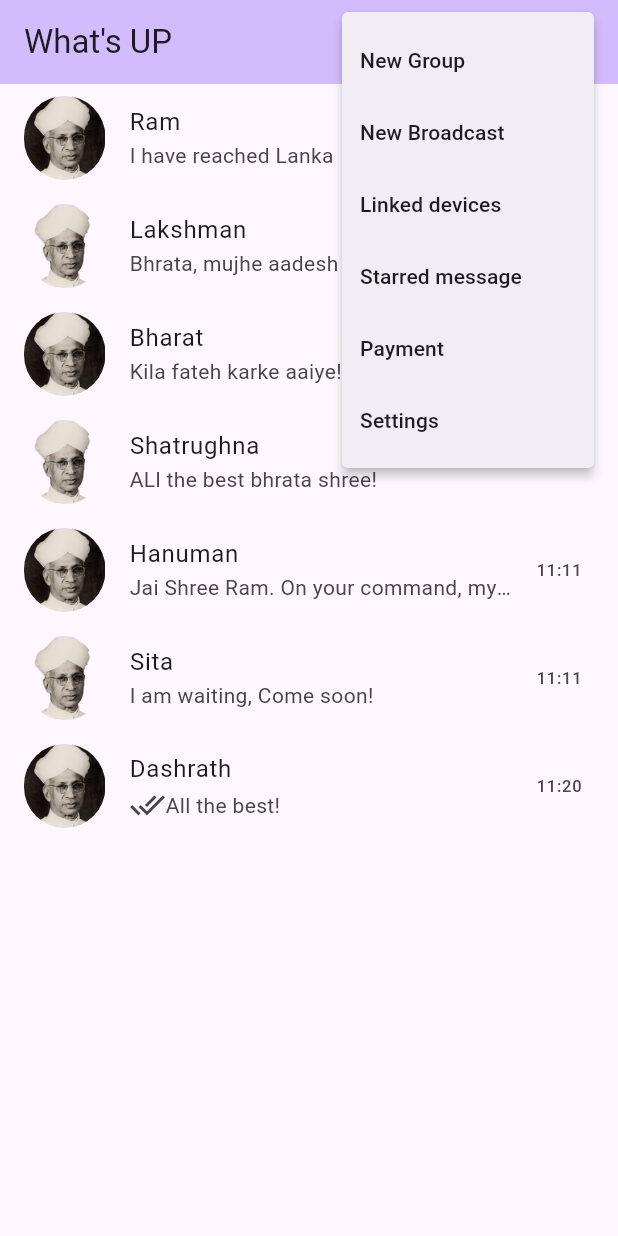
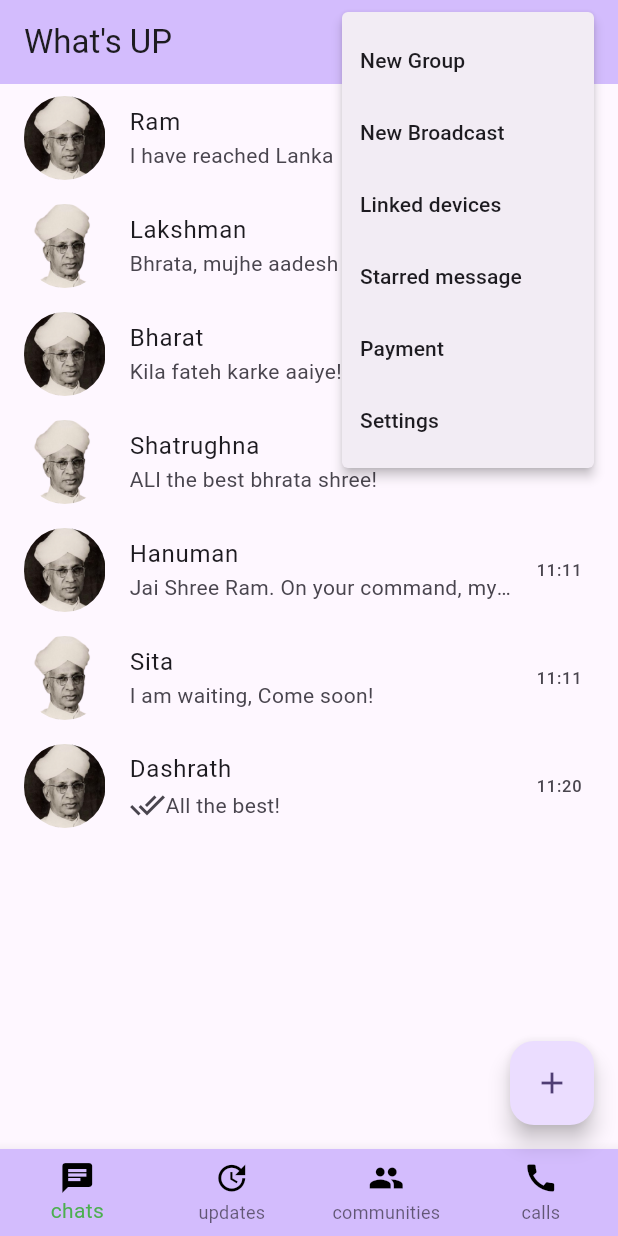
Before and after one commit to DevAngiras/bloc, a Flutter app: the screen it shows after launch, after a tap on the "more vert" icon, on a phone screen of 412 x 824 dp. Run offline on Flutter 3.47's test engine with Material 3 defaults, Android fonts, the phone set to English and light mode, and no system bars.

```diff
--- a/lib/screens/HomePage.dart
+++ b/lib/screens/HomePage.dart
@@ -11,6 +11,7 @@ class HomePage extends StatefulWidget {
 }
 
 class _HomePageState extends State<HomePage> {
+  int _selectedIndex = 0;
   List menuItems = [
     "New Group",
     "New Broadcast",
@@ -130,8 +131,8 @@ class _HomePageState extends State<HomePage> {
                         const Icon(Icons.done_all),
                         Text(
                           chats[index]["Message"],
-                            style: const TextStyle(
-                                overflow: TextOverflow.ellipsis),
+                          style:
+                              const TextStyle(overflow: TextOverflow.ellipsis),
                         ),
                       ],
                     )
@@ -146,15 +147,63 @@ class _HomePageState extends State<HomePage> {
                     : Image.asset("assets/srk1.png"),
               ),
               trailing: Text(chats[index]["time"]),
-                onTap: () => Navigator.push(context,
-                    MaterialPageRoute(builder: (context) {
+              onTap: () =>
+                  Navigator.push(context, MaterialPageRoute(builder: (context) {
                 return ChatPage(
                   name: chats[index]["name"],
-                    image:
-                        index % 2 == 0 ? "assets/srk.png" : "assets/srk1.png",
+                  image: index % 2 == 0 ? "assets/srk.png" : "assets/srk1.png",
                 );
               })),
             );
-            }));
+          }),
+      floatingActionButton: FloatingActionButton(
+          onPressed: () {
+            setState(() {
+              print("hello");
+            });
+          },
+          child: Icon(Icons.add)),
+      bottomNavigationBar: BottomNavigationBar(
+        backgroundColor: Theme.of(context).colorScheme.inversePrimary,
+        type: BottomNavigationBarType.fixed,
+        selectedItemColor: Colors.green,
+        items: <BottomNavigationBarItem>[
+          BottomNavigationBarItem(
+            icon: Icon(
+              Icons.chat,
+              color: Colors.black,
+            ),
+            label: "chats",
+          ),
+          BottomNavigationBarItem(
+            icon: Icon(
+              Icons.update,
+              color: Colors.black,
+            ),
+            label: "updates",
+          ),
+          BottomNavigationBarItem(
+            icon: Icon(
+              Icons.people,
+              color: Colors.black,
+            ),
+            label: "communities",
+          ),
+          BottomNavigationBarItem(
+            icon: Icon(
+              Icons.call,
+              color: Colors.black,
+            ),
+            label: "calls",
+          ),
+        ],
+        currentIndex: _selectedIndex,
+        onTap: (index) {
+          setState(() {
+            _selectedIndex = index;
+          });
+        },
+      ),
+    );
   }
 }
```
Lines whose indentation alone changed are shown as unchanged.
